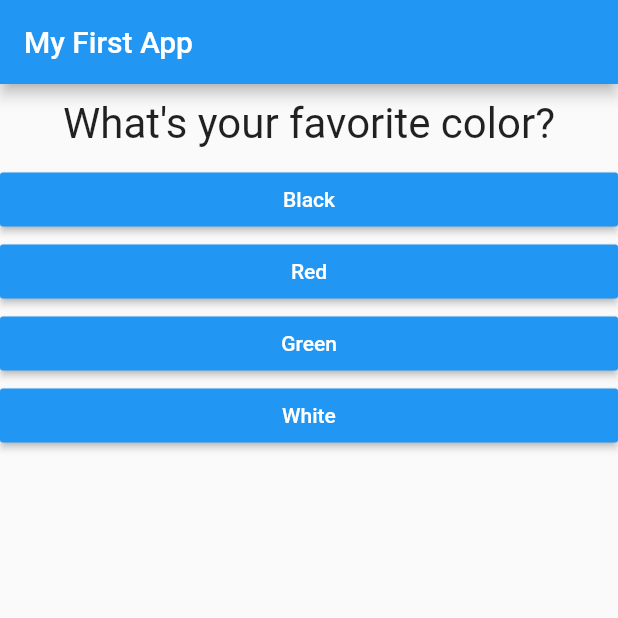
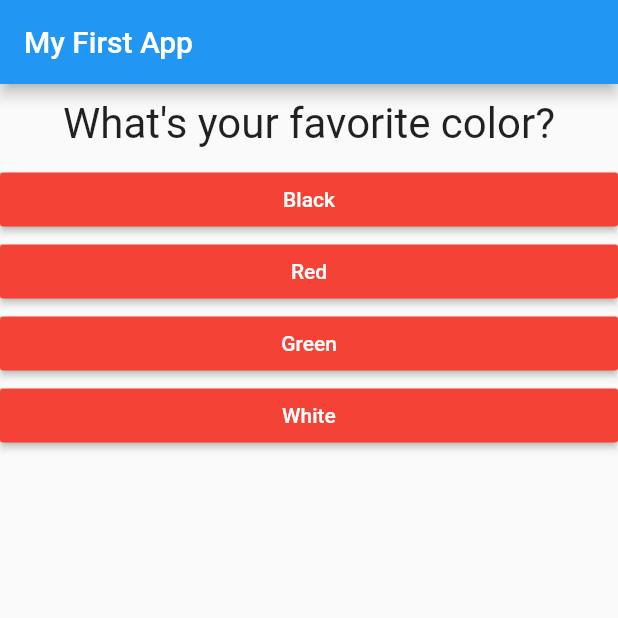
Before and after one commit to koguinha/my_app, a Flutter app: the screen it shows after launch, on a phone screen of 412 x 824 dp, the top half of it. Run offline on Flutter 3.47's test engine with Material 2 defaults, Android fonts, the phone set to English and light mode, and no system bars.

Commit message:
from vscode

```diff
--- a/lib/answer.dart
+++ b/lib/answer.dart
@@ -11,7 +11,7 @@ class Answer extends StatelessWidget {
     return Container(
       width: double.infinity,
       child: RaisedButton(
-        color: Colors.blue,
+        color: Colors.red,
         textColor: Colors.white,
         child: Text(answerText),
         onPressed: selectHandler,
--- a/lib/main.dart
+++ b/lib/main.dart
@@ -75,7 +75,7 @@ class _MyAppState extends State<MyApp> {
                 ],
               )
             : Center(
-                child: Text('You did it!'),
+                child: Text('You did it! Alright'),
               ),
       ),
     );
```
Also changed, not shown: 170 other files.
